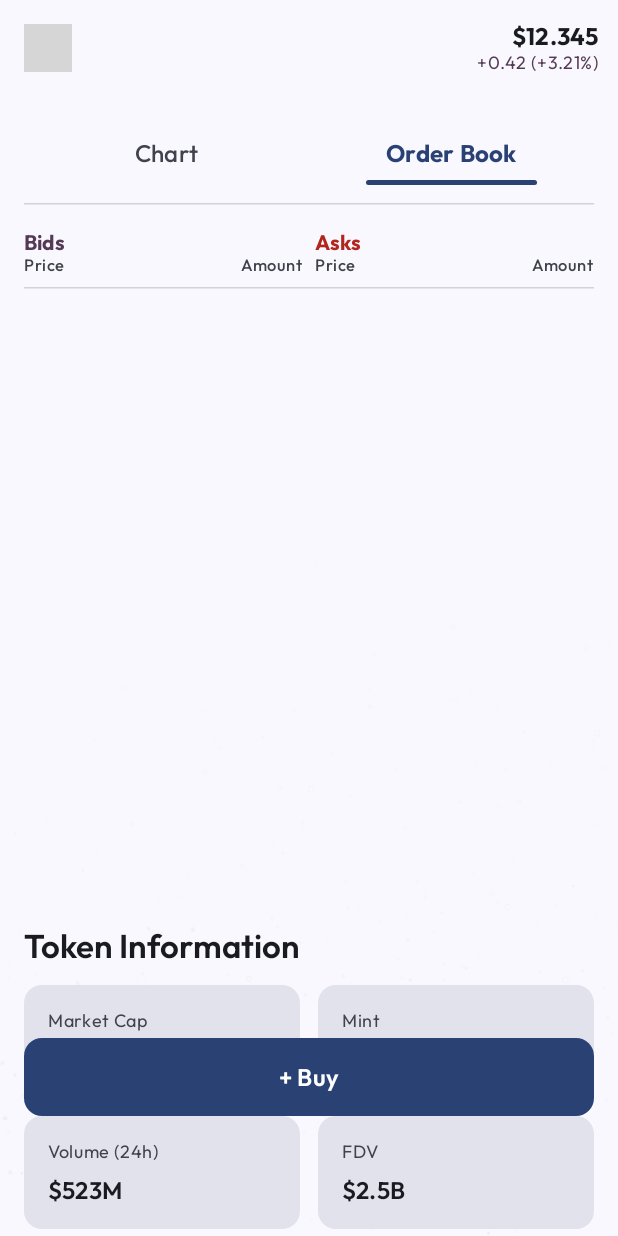
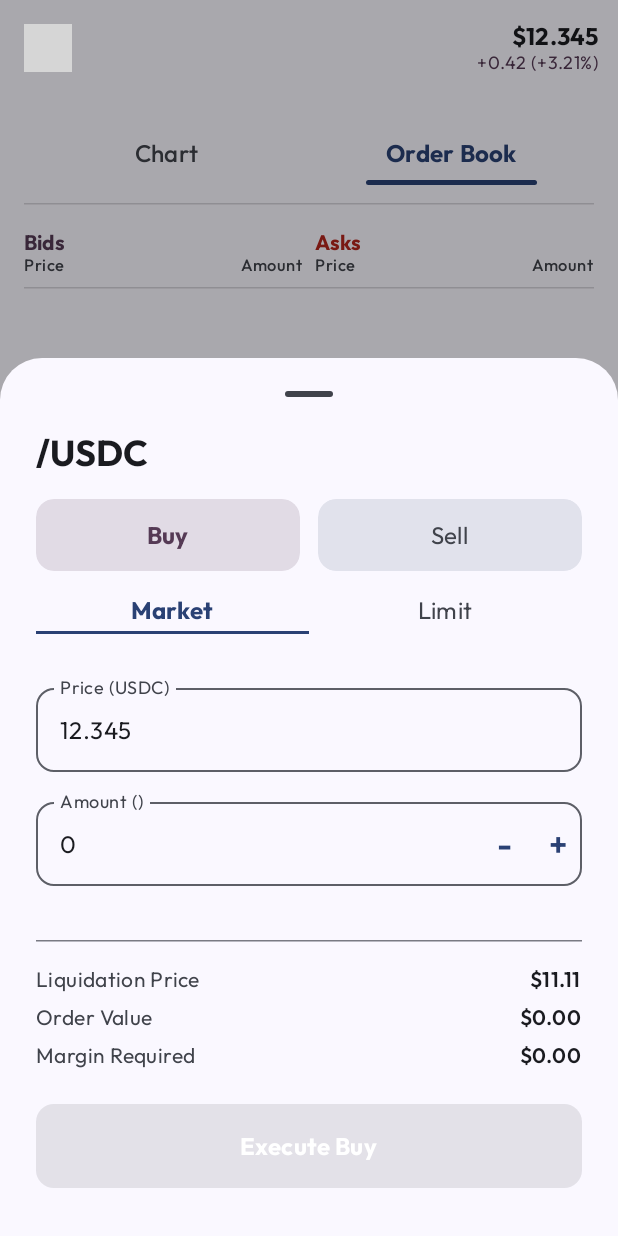
Before and after one commit to FortisLeo/aptos-dex, an Android app built with Jetpack Compose: the composable TokenDetailScreen called with empty values, after a tap on "+ Buy", on a phone screen of 412 x 824 dp. Run offline under Robolectric (Android 15) with nearby library versions, the phone set to English and light mode, and no system bars; our stand-ins replace Dagger/Hilt's generated code; pictures from the network do not load; 2 other taps on this screen came first; grey boxes are pictures that could not be loaded.

Commit message:
order puchase/sell screen

```diff
--- a/app/build.gradle.kts
+++ b/app/build.gradle.kts
@@ -95,6 +95,9 @@ dependencies {
     // Haze - Blur effect
     implementation("dev.chrisbanes.haze:haze:1.6.10")
 
+    // Aptos Kotlin SDK
+    implementation("xyz.mcxross.kaptos:kaptos-android:0.1.2-beta")
+
     testImplementation(libs.junit)
     androidTestImplementation(libs.androidx.junit)
     androidTestImplementation(libs.androidx.espresso.core)
--- a/app/src/main/java/com/rishitgoklani/aptosdex/presentation/tokendetail/TokenDetailScreen.kt
+++ b/app/src/main/java/com/rishitgoklani/aptosdex/presentation/tokendetail/TokenDetailScreen.kt
@@ -45,6 +45,7 @@ fun TokenDetailScreen(
     val orderBookBids by viewModel.orderBookBids.collectAsStateWithLifecycle()
     val orderBookAsks by viewModel.orderBookAsks.collectAsStateWithLifecycle()
     var selectedTab by remember { mutableStateOf(TabType.CHART) }
+    var showTradingBottomSheet by remember { mutableStateOf(false) }
 
     // Derive order book data from collected states
     val orderBookData = remember(orderBookBids, orderBookAsks) {
@@ -155,9 +156,23 @@ fun TokenDetailScreen(
                         .align(androidx.compose.ui.Alignment.BottomCenter)
                         .padding(bottom = 64.dp) // Position above bottom nav bar
                 ) {
-                    BuyButton(onClick = onBuyClick)
+                    BuyButton(onClick = { showTradingBottomSheet = true })
                 }
             }
+        }
+
+        // Trading Bottom Sheet
+        if (showTradingBottomSheet) {
+            TradingBottomSheet(
+                tokenSymbol = tokenSymbol,
+                currentPrice = uiState.currentPrice,
+                onDismiss = { showTradingBottomSheet = false },
+                onExecute = { tradeType, orderType, price, amount ->
+                    // Handle trade execution
+                    // TODO: Implement trade execution logic
+                    showTradingBottomSheet = false
+                }
+            )
         }
     }
 }
--- /dev/null
+++ b/app/src/main/java/com/rishitgoklani/aptosdex/presentation/tokendetail/components/TradingBottomSheet.kt
@@ -0,0 +1,436 @@
+package com.rishitgoklani.aptosdex.presentation.tokendetail.components
+
+import androidx.compose.foundation.background
+import androidx.compose.foundation.clickable
+import androidx.compose.foundation.layout.*
+import androidx.compose.foundation.shape.RoundedCornerShape
+import androidx.compose.material3.*
+import androidx.compose.runtime.*
+import androidx.compose.ui.Alignment
+import androidx.compose.ui.Modifier
+import androidx.compose.ui.draw.clip
+import androidx.compose.ui.graphics.Color
+import androidx.compose.ui.text.font.FontWeight
+import androidx.compose.ui.text.input.KeyboardType
+import androidx.compose.ui.text.style.TextAlign
+import androidx.compose.ui.unit.dp
+import androidx.compose.foundation.text.KeyboardOptions
+
+enum class TradeType {
+    BUY, SELL
+}
+
+enum class OrderType {
+    MARKET, LIMIT
+}
+
+/**
+ * Trading bottom sheet for executing buy/sell orders
+ * Displays trading pair, order type selection, price/amount inputs, and execution button
+ */
+@OptIn(ExperimentalMaterial3Api::class)
+@Composable
+fun TradingBottomSheet(
+    tokenSymbol: String,
+    currentPrice: String,
+    onDismiss: () -> Unit,
+    onExecute: (tradeType: TradeType, orderType: OrderType, price: String, amount: String) -> Unit,
+    modifier: Modifier = Modifier
+) {
+    var selectedTradeType by remember { mutableStateOf(TradeType.BUY) }
+    var selectedOrderType by remember { mutableStateOf(OrderType.MARKET) }
+    var priceInput by remember { mutableStateOf(currentPrice.replace("$", "")) }
+    var amountInput by remember { mutableStateOf("0") }
+
+    // For MARKET: price is fixed (current market price), amount is editable
+    // For LIMIT: both price and amount are editable
+    val effectivePrice = if (selectedOrderType == OrderType.MARKET) {
+        currentPrice.replace("$", "")
+    } else {
+        priceInput
+    }
+
+    val effectiveAmount = if (selectedOrderType == OrderType.LIMIT) {
+        val price = priceInput.toDoubleOrNull() ?: 0.0
+        if (price > 0) {
+            val defaultTradeValue = 1000.0
+            String.format("%.4f", defaultTradeValue / price)
+        } else {
+            ""
+        }
+    } else {
+        amountInput
+    }
+
+    val sheetState = rememberModalBottomSheetState(skipPartiallyExpanded = true)
+
+    ModalBottomSheet(
+        onDismissRequest = onDismiss,
+        sheetState = sheetState,
+        containerColor = MaterialTheme.colorScheme.surface,
+        modifier = modifier
+    ) {
+        Column(
+            modifier = Modifier
+                .fillMaxWidth()
+                .padding(horizontal = 24.dp)
+                .padding(bottom = 32.dp)
+        ) {
+            // Trading Pair Header
+            Text(
+                text = "$tokenSymbol/USDC",
+                style = MaterialTheme.typography.headlineSmall.copy(fontWeight = FontWeight.Bold),
+                color = MaterialTheme.colorScheme.onSurface,
+                modifier = Modifier.padding(bottom = 16.dp)
+            )
+
+            // Buy/Sell Toggle
+            Row(
+                modifier = Modifier
+                    .fillMaxWidth()
+                    .padding(bottom = 16.dp),
+                horizontalArrangement = Arrangement.spacedBy(12.dp)
+            ) {
+                TradeTypeButton(
+                    text = "Buy",
+                    isSelected = selectedTradeType == TradeType.BUY,
+                    onClick = { selectedTradeType = TradeType.BUY },
+                    isBuy = true,
+                    modifier = Modifier.weight(1f)
+                )
+                TradeTypeButton(
+                    text = "Sell",
+                    isSelected = selectedTradeType == TradeType.SELL,
+                    onClick = { selectedTradeType = TradeType.SELL },
+                    isBuy = false,
+                    modifier = Modifier.weight(1f)
+                )
+            }
+
+            // Market/Limit Tabs
+            TradingOrderTypeTabs(
+                selectedOrderType = selectedOrderType,
+                onOrderTypeSelected = { selectedOrderType = it },
+                modifier = Modifier.padding(bottom = 20.dp)
+            )
+
+            // Price Input - Editable only in LIMIT mode
+            OutlinedTextField(
+                value = effectivePrice,
+                onValueChange = {
+                    if (selectedOrderType == OrderType.LIMIT) {
+                        priceInput = it
+                    }
+                },
+                label = { Text("Price (USDC)") },
+                modifier = Modifier
+                    .fillMaxWidth()
+                    .padding(bottom = 12.dp),
+                singleLine = true,
+                enabled = selectedOrderType == OrderType.LIMIT,
+                keyboardOptions = KeyboardOptions(keyboardType = KeyboardType.Decimal),
+                shape = RoundedCornerShape(12.dp),
+                colors = OutlinedTextFieldDefaults.colors(
+                    focusedBorderColor = MaterialTheme.colorScheme.primary,
+                    unfocusedBorderColor = MaterialTheme.colorScheme.outline,
+                    disabledBorderColor = MaterialTheme.colorScheme.outline,
+                    disabledTextColor = MaterialTheme.colorScheme.onSurface,
+                    disabledLabelColor = MaterialTheme.colorScheme.onSurfaceVariant
+                )
+            )
+
+            // Amount Input with +/- controls (for MARKET) or auto-calculated (for LIMIT)
+            if (selectedOrderType == OrderType.MARKET) {
+                // MARKET mode: Amount is editable with +/- controls and numeric keyboard
+                OutlinedTextField(
+                    value = amountInput,
+                    onValueChange = {
+                        // Prevent negative values and invalid input
+                        if (it.isEmpty() || it == "-") {
+                            amountInput = "0"
+                        } else {
+                            val newValue = it.toDoubleOrNull()
+                            if (newValue != null && newValue >= 0) {
+                                amountInput = it
+                            }
+                        }
+                    },
+                    label = { Text("Amount ($tokenSymbol)") },
+                    modifier = Modifier
+                        .fillMaxWidth()
+                        .padding(bottom = 20.dp),
+                    singleLine = true,
+                    keyboardOptions = KeyboardOptions(keyboardType = KeyboardType.Decimal),
+                    trailingIcon = {
+                        Row(
+                            horizontalArrangement = Arrangement.spacedBy(4.dp),
+                            verticalAlignment = Alignment.CenterVertically
+                        ) {
+                            // Minus button
+                            IconButton(
+                                onClick = {
+                                    val current = amountInput.toDoubleOrNull() ?: 0.0
+                                    if (current > 0) {
+                                        amountInput = String.format("%.4f", (current - 0.1).coerceAtLeast(0.0))
+                                    }
+                                },
+                                modifier = Modifier.size(32.dp)
+                            ) {
+                                Text(
+                                    text = "-",
+                                    style = MaterialTheme.typography.titleLarge,
+                                    color = MaterialTheme.colorScheme.primary
+                                )
+                            }
+                            // Plus button
+                            IconButton(
+                                onClick = {
+                                    val current = amountInput.toDoubleOrNull() ?: 0.0
+                                    amountInput = String.format("%.4f", current + 0.1)
+                                },
+                                modifier = Modifier.size(32.dp)
+                            ) {
+                                Text(
+                                    text = "+",
+                                    style = MaterialTheme.typography.titleLarge,
+                                    color = MaterialTheme.colorScheme.primary
+                                )
+                            }
+                        }
+                    },
+                    shape = RoundedCornerShape(12.dp),
+                    colors = OutlinedTextFieldDefaults.colors(
+                        focusedBorderColor = MaterialTheme.colorScheme.primary,
+                        unfocusedBorderColor = MaterialTheme.colorScheme.outline
+                    )
+                )
+            } else {
+                // LIMIT mode: Amount is auto-calculated, non-editable
+                OutlinedTextField(
+                    value = effectiveAmount,
+                    onValueChange = { },
+                    label = { Text("Amount ($tokenSymbol)") },
+                    modifier = Modifier
+                        .fillMaxWidth()
+                        .padding(bottom = 20.dp),
+                    singleLine = true,
+                    enabled = false,
+                    shape = RoundedCornerShape(12.dp),
+                    colors = OutlinedTextFieldDefaults.colors(
+                        disabledBorderColor = MaterialTheme.colorScheme.outline,
+                        disabledTextColor = MaterialTheme.colorScheme.onSurface,
+                        disabledLabelColor = MaterialTheme.colorScheme.onSurfaceVariant
+                    )
+                )
+            }
+
+            // Divider
+            HorizontalDivider(
+                modifier = Modifier.padding(vertical = 16.dp),
+                color = MaterialTheme.colorScheme.outlineVariant
+            )
+
+            // Trading Info
+            TradingInfoRow(
+                label = "Liquidation Price",
+                value = calculateLiquidationPrice(effectivePrice, selectedTradeType),
+                modifier = Modifier.padding(bottom = 8.dp)
+            )
+            TradingInfoRow(
+                label = "Order Value",
+                value = calculateOrderValue(effectivePrice, effectiveAmount),
+                modifier = Modifier.padding(bottom = 8.dp)
+            )
+            TradingInfoRow(
+                label = "Margin Required",
+                value = calculateMarginRequired(effectivePrice, effectiveAmount),
+                modifier = Modifier.padding(bottom = 24.dp)
+            )
+
+            // Execute Button
+            Button(
+                onClick = {
+                    onExecute(selectedTradeType, selectedOrderType, effectivePrice, effectiveAmount)
+                },
+                modifier = Modifier
+                    .fillMaxWidth()
+                    .height(56.dp),
+                shape = RoundedCornerShape(12.dp),
+                colors = ButtonDefaults.buttonColors(
+                    containerColor = if (selectedTradeType == TradeType.BUY) {
+                        MaterialTheme.colorScheme.tertiary
+                    } else {
+                        MaterialTheme.colorScheme.error
+                    }
+                ),
+                enabled = effectivePrice.isNotBlank() && effectiveAmount.isNotBlank() &&
+                         effectiveAmount.toDoubleOrNull() ?: 0.0 > 0
+            ) {
+                Text(
+                    text = "Execute ${if (selectedTradeType == TradeType.BUY) "Buy" else "Sell"}",
+                    style = MaterialTheme.typography.titleMedium.copy(fontWeight = FontWeight.Bold),
+                    color = Color.White
+                )
+            }
+        }
+    }
+}
+
+/**
+ * Buy/Sell toggle button
+ */
+@Composable
+private fun TradeTypeButton(
+    text: String,
+    isSelected: Boolean,
+    onClick: () -> Unit,
+    isBuy: Boolean,
+    modifier: Modifier = Modifier
+) {
+    val backgroundColor = when {
+        isSelected && isBuy -> MaterialTheme.colorScheme.tertiary.copy(alpha = 0.15f)
+        isSelected && !isBuy -> MaterialTheme.colorScheme.error.copy(alpha = 0.15f)
+        else -> MaterialTheme.colorScheme.surfaceVariant
+    }
+
+    val contentColor = when {
+        isSelected && isBuy -> MaterialTheme.colorScheme.tertiary
+        isSelected && !isBuy -> MaterialTheme.colorScheme.error
+        else -> MaterialTheme.colorScheme.onSurfaceVariant
+    }
+
+    Surface(
+        modifier = modifier
+            .height(48.dp)
+            .clip(RoundedCornerShape(12.dp))
+            .clickable(onClick = onClick),
+        color = backgroundColor,
+        shape = RoundedCornerShape(12.dp)
+    ) {
+        Box(
+            contentAlignment = Alignment.Center,
+            modifier = Modifier.fillMaxSize()
+        ) {
+            Text(
+                text = text,
+                style = MaterialTheme.typography.titleMedium.copy(
+                    fontWeight = if (isSelected) FontWeight.Bold else FontWeight.Normal
+                ),
+                color = contentColor
+            )
+        }
+    }
+}
+
+/**
+ * Market/Limit tabs with underline effect
+ */
+@Composable
+private fun TradingOrderTypeTabs(
+    selectedOrderType: OrderType,
+    onOrderTypeSelected: (OrderType) -> Unit,
+    modifier: Modifier = Modifier
+) {
+    Column(modifier = modifier.fillMaxWidth()) {
+        Row(
+            modifier = Modifier.fillMaxWidth(),
+            horizontalArrangement = Arrangement.spacedBy(0.dp)
+        ) {
+            OrderType.entries.forEach { orderType ->
+                Column(
+                    modifier = Modifier
+                        .weight(1f)
+                        .clickable { onOrderTypeSelected(orderType) }
+                        .padding(bottom = 8.dp),
+                    horizontalAlignment = Alignment.CenterHorizontally
+                ) {
+                    Text(
+                        text = orderType.name.lowercase().replaceFirstChar { it.uppercase() },
+                        style = MaterialTheme.typography.titleMedium.copy(
+                            fontWeight = if (selectedOrderType == orderType) FontWeight.Bold else FontWeight.Normal
+                        ),
+                        color = if (selectedOrderType == orderType) {
+                            MaterialTheme.colorScheme.primary
+                        } else {
+                            MaterialTheme.colorScheme.onSurfaceVariant
+                        }
+                    )
+                    Spacer(modifier = Modifier.height(4.dp))
+                    Box(
+                        modifier = Modifier
+                            .fillMaxWidth()
+                            .height(2.dp)
+                            .background(
+                                if (selectedOrderType == orderType) {
+                                    MaterialTheme.colorScheme.primary
+                                } else {
+                                    Color.Transparent
+                                }
+                            )
+                    )
+                }
+            }
+        }
+    }
+}
+
+/**
+ * Trading info row displaying label and value
+ */
+@Composable
+private fun TradingInfoRow(
+    label: String,
+    value: String,
+    modifier: Modifier = Modifier
+) {
+    Row(
+        modifier = modifier.fillMaxWidth(),
+        horizontalArrangement = Arrangement.SpaceBetween,
+        verticalAlignment = Alignment.CenterVertically
+    ) {
+        Text(
+            text = label,
+            style = MaterialTheme.typography.bodyMedium,
+            color = MaterialTheme.colorScheme.onSurfaceVariant
+        )
+        Text(
+            text = value,
+            style = MaterialTheme.typography.bodyMedium.copy(fontWeight = FontWeight.SemiBold),
+            color = MaterialTheme.colorScheme.onSurface
+        )
+    }
+}
+
+/**
+ * Calculate liquidation price based on entry price and trade type
+ */
+private fun calculateLiquidationPrice(price: String, tradeType: TradeType): String {
+    val priceValue = price.toDoubleOrNull() ?: return "--"
+    // Simple calculation: ±10% from entry price
+    val liquidationPrice = if (tradeType == TradeType.BUY) {
+        priceValue * 0.9
+    } else {
+        priceValue * 1.1
+    }
+    return "$${String.format("%.2f", liquidationPrice)}"
+}
+
+/**
+ * Calculate order value (price * amount)
+ */
+private fun calculateOrderValue(price: String, amount: String): String {
+    val priceValue = price.toDoubleOrNull() ?: return "--"
+    val amountValue = amount.toDoubleOrNull() ?: return "--"
+    val orderValue = priceValue * amountValue
+    return "$${String.format("%.2f", orderValue)}"
+}
+
+/**
+ * Calculate margin required (20% of order value)
+ */
+private fun calculateMarginRequired(price: String, amount: String): String {
+    val priceValue = price.toDoubleOrNull() ?: return "--"
+    val amountValue = amount.toDoubleOrNull() ?: return "--"
+    val marginRequired = (priceValue * amountValue) * 0.2
+    return "$${String.format("%.2f", marginRequired)}"
+}
```
